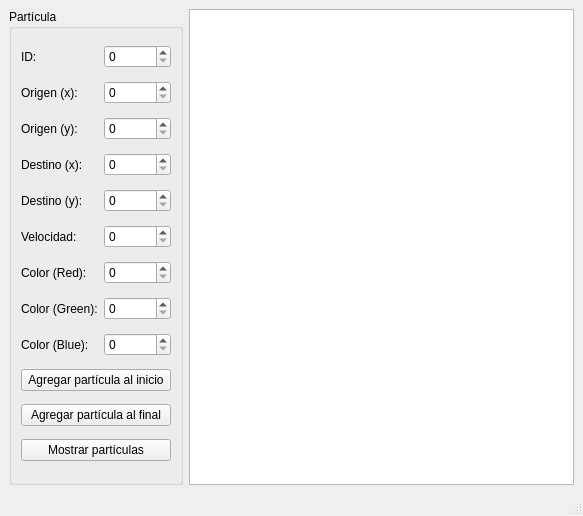
Before: the Qt Designer form mainwindow.ui in AndresAlcalaGtz/particulas_UI, drawn with Qt 5.
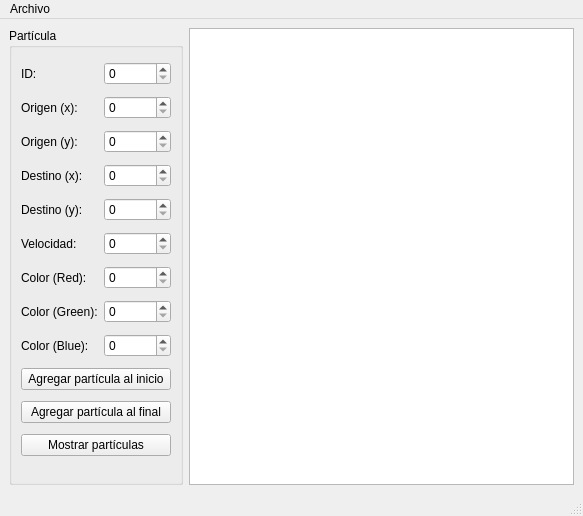
After: the same form once the commit is applied.

Commit message: Implementacion de archivos JSON

Diff of the .ui file:
```diff
--- a/mainwindow.ui
+++ b/mainwindow.ui
@@ -191,6 +191,14 @@
      <height>21</height>
     </rect>
    </property>
+   <widget class="QMenu" name="menuArchivo">
+    <property name="title">
+     <string>Archivo</string>
+    </property>
+    <addaction name="actionAbrir"/>
+    <addaction name="actionGuardar"/>
+   </widget>
+   <addaction name="menuArchivo"/>
   </widget>
   <widget class="QStatusBar" name="statusbar"/>
  </widget>
```
Left out of the diff: 16 changed lines with no effect on the pictures. The commit also changes 5 other files.
